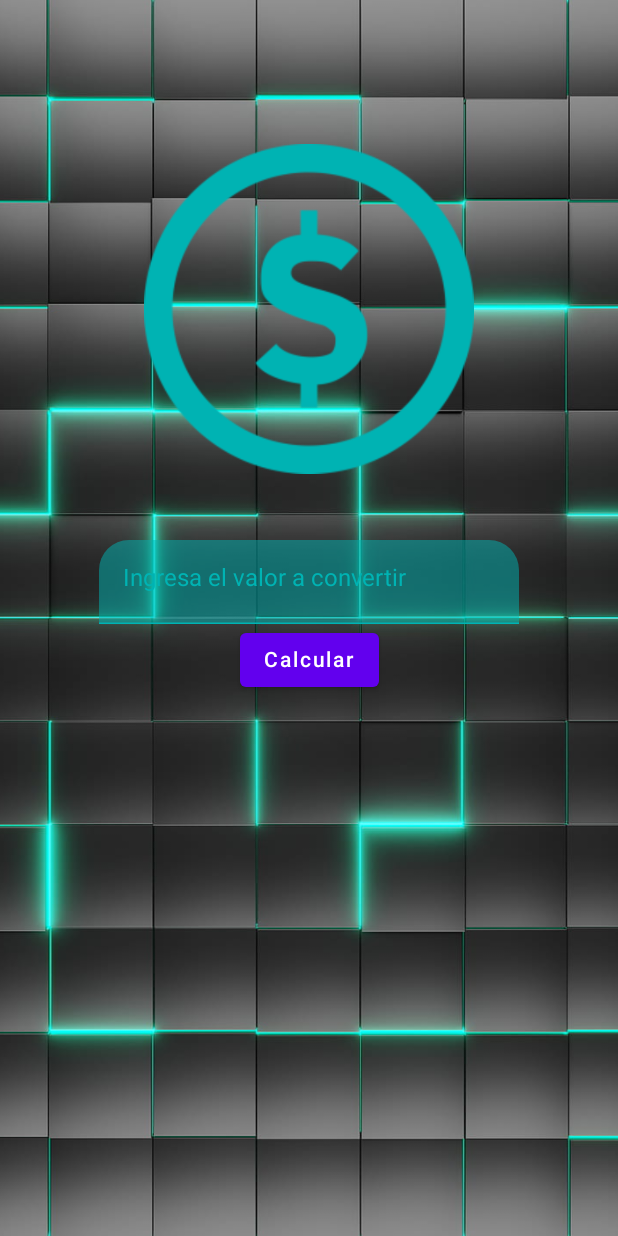
After one commit to IsmaelMatiz/convertidor_moneda_app, an Android app built with Jetpack Compose: the EnterValueActivity screen opened directly, with no data from a screen before it, on a phone screen of 412 x 824 dp. The commit adds this screen. Run offline under Robolectric (Android 15) with nearby library versions, the phone set to English and light mode, and no system bars; our stand-ins replace accompanist; libraries missing offline, so code that uses them is left out: androidx.core; 1 statement that could not run was skipped.

Commit message:
Adelanto en algunos activities, problemas de asincronismo al enviar solicitud a la API pendiente por reparar

```diff
--- a/app/src/main/java/com/example/convertidores/AppActivities/ChoosenBiActivity.kt
+++ b/app/src/main/java/com/example/convertidores/AppActivities/BinaryConverter/ChoosenBiActivity.kt
@@ -1,6 +1,5 @@
-package com.example.convertidores.AppActivities
+package com.example.convertidores.AppActivities.BinaryConverter
 
-import androidx.appcompat.app.AppCompatActivity
 import android.os.Bundle
 import androidx.activity.ComponentActivity
 import androidx.activity.compose.setContent
@@ -8,6 +7,7 @@ import androidx.compose.runtime.Composable
 import androidx.compose.ui.graphics.Color
 import androidx.compose.ui.res.painterResource
 import androidx.compose.ui.unit.dp
+import com.example.convertidores.AppActivities.standardScreen
 import com.example.convertidores.R
 import com.example.convertidores.ui.theme.ConvertidoresTheme
 
--- /dev/null
+++ b/app/src/main/java/com/example/convertidores/AppActivities/CurrencyConverter/EnterValueActivity.kt
@@ -0,0 +1,34 @@
+package com.example.convertidores.AppActivities.CurrencyConverter
+
+import androidx.appcompat.app.AppCompatActivity
+import android.os.Bundle
+import androidx.activity.ComponentActivity
+import androidx.activity.compose.setContent
+import androidx.compose.runtime.Composable
+import androidx.compose.ui.graphics.Color
+import com.example.convertidores.AppActivities.ActivityEnterValue
+import com.example.convertidores.R
+import com.example.convertidores.ui.theme.ConvertidoresTheme
+
+class EnterValueActivity : ComponentActivity() {
+    val bundle = intent.extras
+    override fun onCreate(savedInstanceState: Bundle?) {
+        super.onCreate(savedInstanceState)
+
+        setContent {
+            ConvertidoresTheme {
+                EnterValueActivityView()
+            }
+        }
+    }
+
+    @Composable
+    fun EnterValueActivityView(){
+        ActivityEnterValue(
+            converter = bundle?.getString("converter").toString(),
+            wayToConvert = bundle?.getString("wayToConvert").toString(),
+            title = "Ingresa el valor a convertir",
+            colorDropDown = Color(0xFF00b3b3)
+        )
+    }
+}
--- a/app/src/main/java/com/example/convertidores/AppActivities/MainComponents.kt
+++ b/app/src/main/java/com/example/convertidores/AppActivities/MainComponents.kt
@@ -11,8 +11,11 @@ import androidx.compose.ui.Modifier
 import androidx.compose.ui.graphics.Color
 import androidx.compose.ui.graphics.painter.Painter
 import androidx.compose.ui.layout.ContentScale
+import androidx.compose.ui.res.painterResource
 import androidx.compose.ui.unit.Dp
 import androidx.compose.ui.unit.dp
+import com.example.convertidores.AppActivities.CurrencyConverter.ChoosenRateConverter
+import com.example.convertidores.R
 import kotlinx.coroutines.CoroutineScope
 
 //Esta es la version del Screen para mostrar una lista desplegable
@@ -101,3 +104,42 @@ fun Dropdowns(title : String,options : List<String>, colorDropDown: Color, op :
         }
     }
 }
+
+@Composable
+fun ActivityEnterValue(converter: String,wayToConvert : String, title: String, colorDropDown: Color){
+    var numToConvert = 0
+    standardScreen(
+        backgroundPic = painterResource(id = R.drawable.backgroundapp),
+        iconPic = painterResource(id = R.drawable.logo_currency),
+        tintIconPic = Color(0xFF00b3b3),
+        size = 220.dp
+    )
+    Column(
+        verticalArrangement = Arrangement.Center,
+        horizontalAlignment = Alignment.CenterHorizontally,
+        modifier = Modifier.fillMaxSize()
+    ) {
+        TextField(
+            value = title,
+            onValueChange = {},
+            //colors = ExposedDropdownMenuDefaults.textFieldColors()
+            colors = TextFieldDefaults.textFieldColors(
+                backgroundColor = colorDropDown.copy(alpha = 0.50f),
+                textColor = colorDropDown,
+                focusedIndicatorColor = colorDropDown,
+                unfocusedIndicatorColor = colorDropDown
+            ),
+            shape = RoundedCornerShape(topStart =  20.dp, topEnd = 20.dp)
+        )
+        Button(onClick = {
+            if (converter.equals("binary")){
+                //execute the binary conversion logic
+            }else{
+                //execute the currency conversion logic
+
+            }
+        }) {
+            Text(text = "Calcular")
+        }
+    }
+}
--- a/app/src/main/java/com/example/convertidores/logic/currency/Calculation.java
+++ b/app/src/main/java/com/example/convertidores/logic/currency/Calculation.java
@@ -1,12 +1,11 @@
 package com.example.convertidores.logic.currency;
 
-import javax.swing.*;
 import java.text.DecimalFormat;
 
 /**
  * This class will take care of doing the conversion based on what the user chosen
  */
-public class Calculation {
+public class  Calculation {
     /**
      * This function takes the value to convert and the way to do it, also invokes the conversion rate
      * from the Class CurApiCall, then does the calculation and use the showConversionResult from MainMenu
```
Also changed, not shown: app/src/main/AndroidManifest.xml (+7 -1 lines), app/src/main/java/com/example/convertidores/AppActivities/CurrencyConverter/ChoosenRateConverter.kt (added, +75 -0 lines), app/src/main/java/com/example/convertidores/MainActivity.kt (+19 -2 lines), app/src/main/java/com/example/convertidores/logic/currency/CurAPICall.java (+5 -5 lines), app/src/main/res/layout/activity_activitye_choose_binary_converter.xml (deleted, +0 -9 lines), app/src/main/res/layout/activity_choose_bi.xml (deleted, +0 -9 lines), app/src/main/res/layout/activity_choose_converter.xml (deleted, +0 -34 lines), app/src/main/res/layout/activity_choosen_bi.xml (deleted, +0 -9 lines), app/src/main/res/layout/content_activity_choose_converter.xml (deleted, +0 -19 lines), app/src/main/res/layout/fragment_first.xml (deleted, +0 -28 lines), app/src/main/res/layout/fragment_second.xml (deleted, +0 -27 lines).
